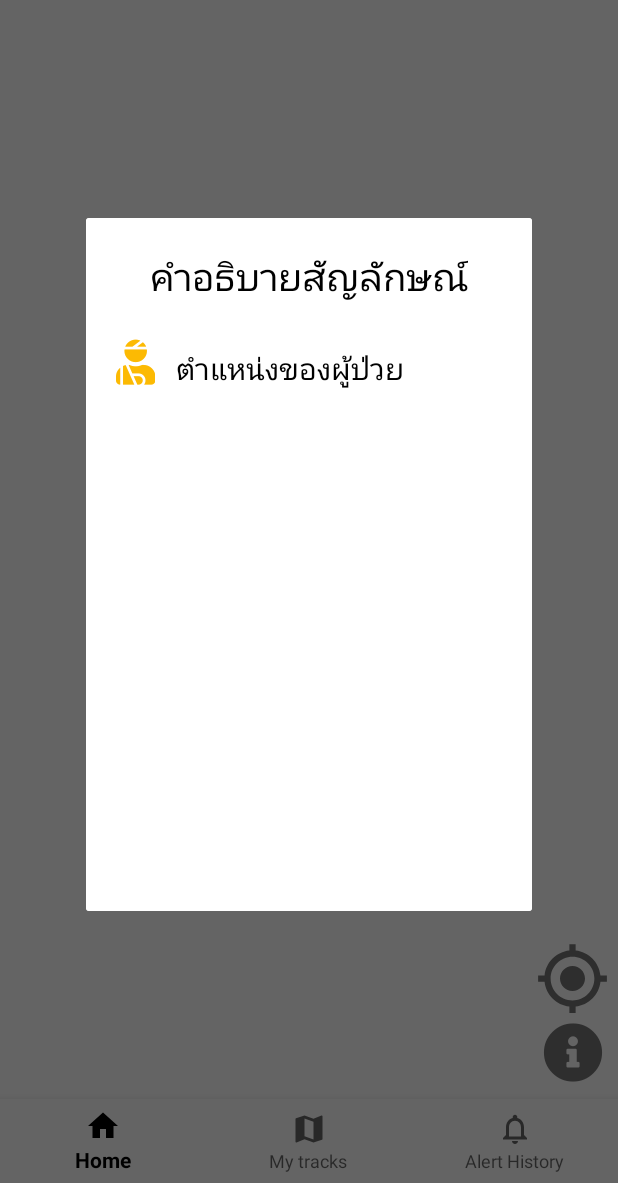
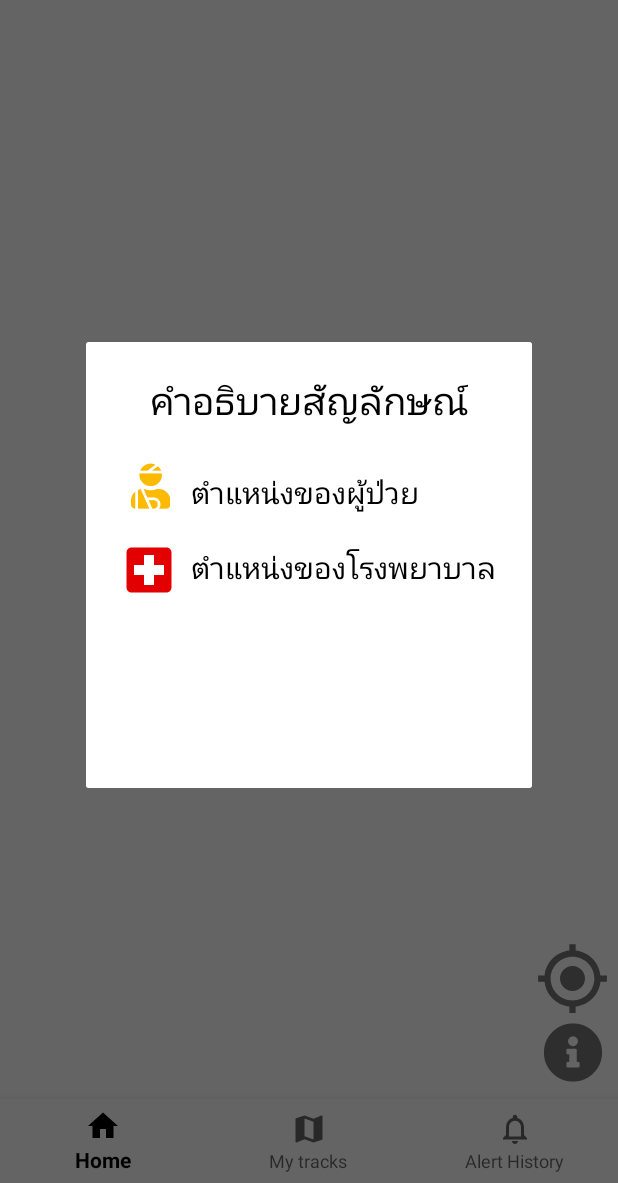
Before and after one commit to arczhh/diseasetracker, an Android app: the HomeFragment screen opened directly, with no data from a screen before it, after a tap on an icon or button, on a phone screen of 412 x 824 dp, the part 53-1236 px from its top. Run offline under Robolectric (Android 15) with nearby library versions, the phone set to English and light mode, and no system bars; our stand-ins replace Firebase (no records; nobody signed in at launch, a user with empty details on screens opened directly); Roboto replaces fonts that are not available here; 1 statement that could not run was skipped.

Commit message:
Update hospital to show in app

```diff
--- a/app/src/main/java/com/confused/disease_tracker/helper/DialogPopup.java
+++ b/app/src/main/java/com/confused/disease_tracker/helper/DialogPopup.java
@@ -25,6 +25,6 @@ public class DialogPopup extends DialogFragment {
         getDialog().getWindow().getWindowManager().getDefaultDisplay().getMetrics(dm);
         int width = dm.widthPixels;
         int height = dm.heightPixels;
-        getDialog().getWindow().setLayout((int)(width*.8), (int)(height*.6));
+        getDialog().getWindow().setLayout((int)(width*.8), (int)(height*.4));
     }
 }
--- /dev/null
+++ b/app/src/main/res/drawable/ic_local_hospital_black_24dp.xml
@@ -0,0 +1,5 @@
+<vector android:height="24dp" android:tint="#E20000"
+    android:viewportHeight="24.0" android:viewportWidth="24.0"
+    android:width="24dp" xmlns:android="http://schemas.android.com/apk/res/android">
+    <path android:fillColor="#FF000000" android:pathData="M19,3L5,3c-1.1,0 -1.99,0.9 -1.99,2L3,19c0,1.1 0.9,2 2,2h14c1.1,0 2,-0.9 2,-2L21,5c0,-1.1 -0.9,-2 -2,-2zM18,14h-4v4h-4v-4L6,14v-4h4L10,6h4v4h4v4z"/>
+</vector>
--- a/app/src/main/res/layout/activity_profile.xml
+++ b/app/src/main/res/layout/activity_profile.xml
@@ -5,7 +5,6 @@
     android:layout_width="match_parent"
     android:layout_height="match_parent"
     tools:context=".MainActivity">
-
 
     <Button
         android:id="@+id/button"
--- a/app/src/main/res/layout/popup_info.xml
+++ b/app/src/main/res/layout/popup_info.xml
@@ -1,5 +1,6 @@
 <?xml version="1.0" encoding="utf-8"?>
 <RelativeLayout xmlns:android="http://schemas.android.com/apk/res/android"
+    xmlns:app="http://schemas.android.com/apk/res-auto"
     android:orientation="vertical" android:layout_width="match_parent"
     android:layout_height="match_parent"
     android:background="@color/white">
@@ -21,7 +22,7 @@
         android:text="&#xf728;"
         android:textSize="30dp"
         android:textColor="#fcba03"
-        android:layout_marginLeft="20dp"
+        android:layout_marginLeft="30dp"
         android:layout_marginTop="80dp"/>
 
     <TextView
@@ -32,5 +33,24 @@
         android:textSize="20dp"
         android:textColor="@color/black"
         android:layout_marginTop="85dp"
-        android:layout_marginLeft="60dp"/>
+        android:layout_marginLeft="70dp"/>
+
+    <ImageView
+        android:id="@+id/hospital"
+        android:layout_width="40dp"
+        android:layout_height="40dp"
+        android:layout_marginTop="132dp"
+        android:layout_marginLeft="22dp"
+        app:srcCompat="@drawable/ic_local_hospital_black_24dp" />
+
+    <TextView
+        android:id="@+id/text2"
+        android:layout_width="wrap_content"
+        android:layout_height="wrap_content"
+        android:text="ตำแหน่งของโรงพยาบาล"
+        android:textSize="20dp"
+        android:textColor="@color/black"
+        android:layout_marginTop="135dp"
+        android:layout_marginLeft="70dp"/>
+
 </RelativeLayout>
```
Also changed, not shown: app/src/main/java/com/confused/disease_tracker/HomeFragment.java (+43 -0 lines).
